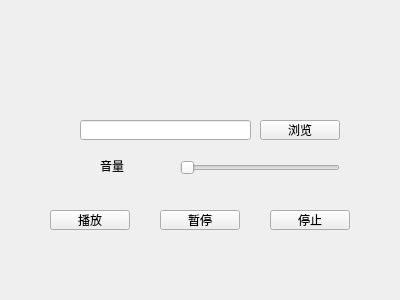
Qt form widget.ui (SundaySSSSS/AudioPlayer) before a commit.
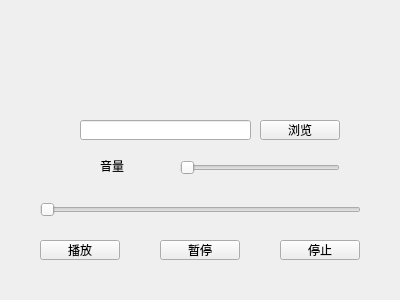
The same form after that commit.

Patch:
```diff
--- a/widget.ui
+++ b/widget.ui
@@ -16,8 +16,8 @@
   <widget class="QPushButton" name="pushButton_Play">
    <property name="geometry">
     <rect>
-     <x>50</x>
-     <y>210</y>
+     <x>40</x>
+     <y>240</y>
      <width>80</width>
      <height>20</height>
     </rect>
@@ -30,7 +30,7 @@
    <property name="geometry">
     <rect>
      <x>160</x>
-     <y>210</y>
+     <y>240</y>
      <width>80</width>
      <height>20</height>
     </rect>
@@ -42,8 +42,8 @@
   <widget class="QPushButton" name="pushButton_Stop">
    <property name="geometry">
     <rect>
-     <x>270</x>
-     <y>210</y>
+     <x>280</x>
+     <y>240</y>
      <width>80</width>
      <height>20</height>
     </rect>
@@ -101,6 +101,19 @@
     <string>音量</string>
    </property>
   </widget>
+  <widget class="QSlider" name="horizontalSlider_PlayRate">
+   <property name="geometry">
+    <rect>
+     <x>40</x>
+     <y>200</y>
+     <width>321</width>
+     <height>20</height>
+    </rect>
+   </property>
+   <property name="orientation">
+    <enum>Qt::Horizontal</enum>
+   </property>
+  </widget>
  </widget>
  <layoutdefault spacing="6" margin="11"/>
  <resources/>
```
